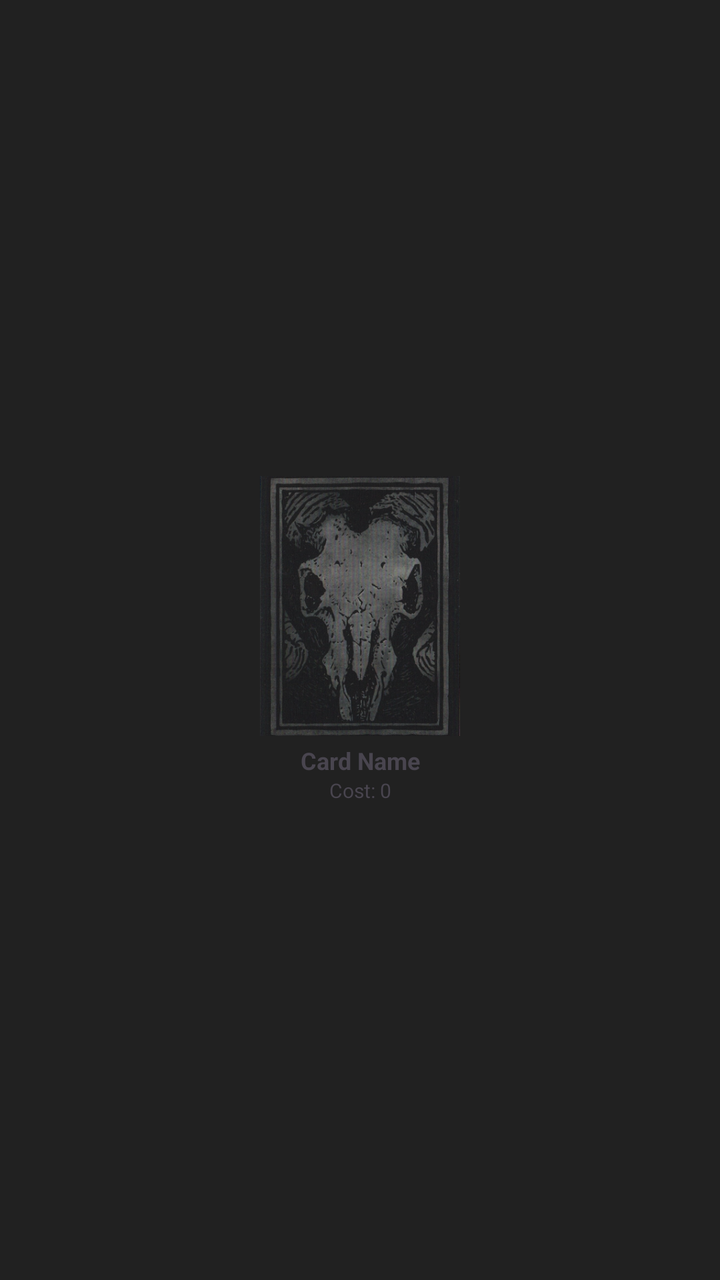
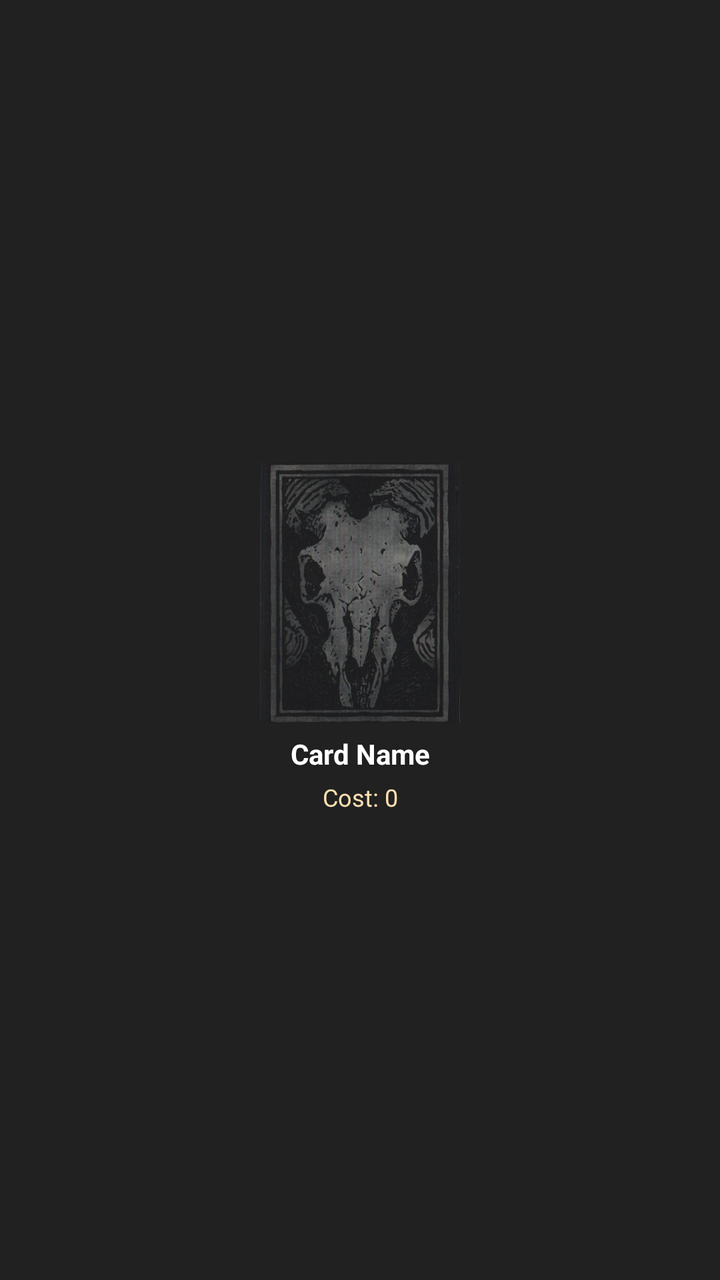

Screens rendered from an Android XML layout before and after an edit, with the pre-edit source and the edit as a unified diff.
<!-- AndroidManifest.xml: application theme Theme.EschatonDeckTraker -->
<!-- res/layout/item_deck_card.xml -->
<?xml version="1.0" encoding="utf-8"?>
<LinearLayout xmlns:android="http://schemas.android.com/apk/res/android"
    android:layout_width="match_parent"
    android:layout_height="wrap_content"
    android:orientation="vertical"
    android:padding="8dp"
    android:gravity="center"
    android:background="?android:attr/selectableItemBackground">

    <ImageView
        android:id="@+id/ivCardImage"
        android:layout_width="100dp"
        android:layout_height="130dp"
        android:scaleType="centerCrop"
        android:src="@drawable/card_back" />

    <TextView
        android:id="@+id/tvCardName"
        android:layout_width="match_parent"
        android:layout_height="wrap_content"
        android:text="Card Name"
        android:textSize="12sp"
        android:textStyle="bold"
        android:gravity="center"
        android:layout_marginTop="4dp" />

    <TextView
        android:id="@+id/tvCardCost"
        android:layout_width="match_parent"
        android:layout_height="wrap_content"
        android:text="Cost: 0"
        android:textSize="10sp"
        android:gravity="center" />

</LinearLayout>
<!-- resources referenced by this layout -->
<resources>
  <!-- drawable card_back: png bitmap (drawable, 273619 bytes) -->
  <style name="Theme.EschatonDeckTraker" parent="Base.Theme.EschatonDeckTraker" />
  <style name="Base.Theme.EschatonDeckTraker" parent="Theme.Material3.DayNight.NoActionBar">
          
          <item name="colorPrimary">@color/primary</item>
          <item name="colorPrimaryVariant">@color/primary_variant</item>
          <item name="colorOnPrimary">@color/on_primary</item>
          
          
          <item name="colorSecondary">@color/secondary</item>
          <item name="colorSecondaryVariant">@color/secondary_variant</item>
          <item name="colorOnSecondary">@color/on_secondary</item>
          
          
          <item name="android:colorBackground">@color/background</item>
          <item name="colorSurface">@color/surface</item>
          <item name="colorOnBackground">@color/on_background</item>
          <item name="colorOnSurface">@color/on_surface</item>
          
          
          <item name="colorError">@color/error</item>
          <item name="android:statusBarColor">@color/primary_variant</item>
          <item name="android:navigationBarColor">@color/background</item>
          <item name="android:windowLightStatusBar">false</item>
      </style>
  <color name="primary">#D32F2F</color>
  <color name="primary_variant">#B71C1C</color>
  <color name="on_primary">#FFFFFF</color>
  <color name="secondary">#FF5722</color>
  <color name="secondary_variant">#D84315</color>
  <color name="on_secondary">#FFFFFF</color>
  <color name="background">#212121</color>
  <color name="surface">#303030</color>
  <color name="on_background">#E0E0E0</color>
  <color name="on_surface">#FFFFFF</color>
  <color name="error">#F44336</color>
</resources>

<!-- the commit's change to res/layout/item_deck_card.xml (unified diff, before → after) -->
@@ -19,17 +19,25 @@
         android:layout_width="match_parent"
         android:layout_height="wrap_content"
         android:text="Card Name"
-        android:textSize="12sp"
+        android:textSize="14sp"
         android:textStyle="bold"
+        android:textColor="@color/text_primary"
         android:gravity="center"
-        android:layout_marginTop="4dp" />
+        android:layout_marginTop="4dp"
+        android:shadowColor="@color/background"
+        android:shadowDx="1"
+        android:shadowDy="1"
+        android:shadowRadius="2"
+        android:padding="2dp" />
 
     <TextView
         android:id="@+id/tvCardCost"
         android:layout_width="match_parent"
         android:layout_height="wrap_content"
         android:text="Cost: 0"
-        android:textSize="10sp"
-        android:gravity="center" />
+        android:textSize="12sp"
+        android:textColor="@color/text_secondary"
+        android:gravity="center"
+        android:padding="2dp" />
 
 </LinearLayout>
<!-- resource entries referenced after the edit -->
@@ -24,6 +24,10 @@
           <item name="android:statusBarColor">@color/primary_variant</item>
           <item name="android:navigationBarColor">@color/background</item>
           <item name="android:windowLightStatusBar">false</item>
+          
+          
+          <item name="actionOverflowMenuStyle">@style/CustomOverflowMenuStyle</item>
+          <item name="android:actionOverflowMenuStyle">@style/CustomOverflowMenuStyle</item>
       </style>
   <color name="primary">#D32F2F</color>
   <color name="primary_variant">#B71C1C</color>
@@ -32,9 +36,16 @@
   <color name="secondary_variant">#D84315</color>
   <color name="on_secondary">#FFFFFF</color>
   <color name="background">#212121</color>
+  <color name="text_primary">#FFFFFF</color>
+  <color name="text_secondary">#FFE0B2</color>
   <color name="surface">#303030</color>
   <color name="on_background">#E0E0E0</color>
   <color name="on_surface">#FFFFFF</color>
   <color name="error">#F44336</color>
+  <style name="CustomOverflowMenuStyle" parent="Widget.Material3.PopupMenu">
+          <item name="android:popupBackground">@color/surface</item>
+          <item name="android:textColor">@color/text_primary</item>
+          <item name="android:textSize">16sp</item>
+      </style>
 </resources>
 
